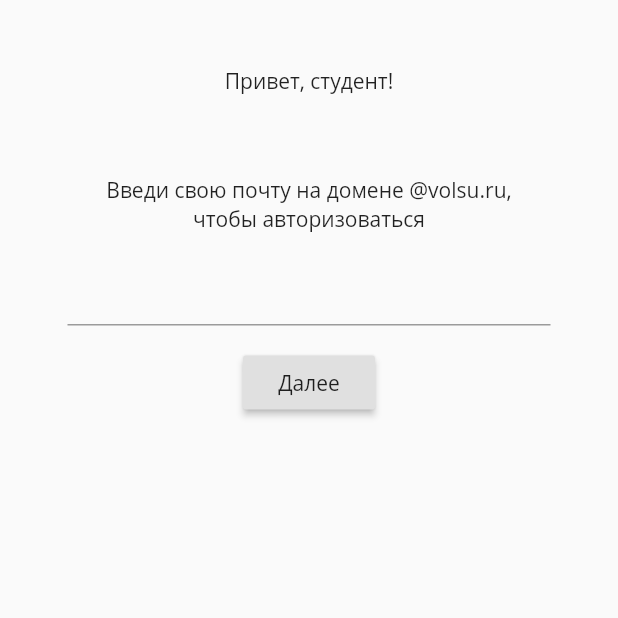
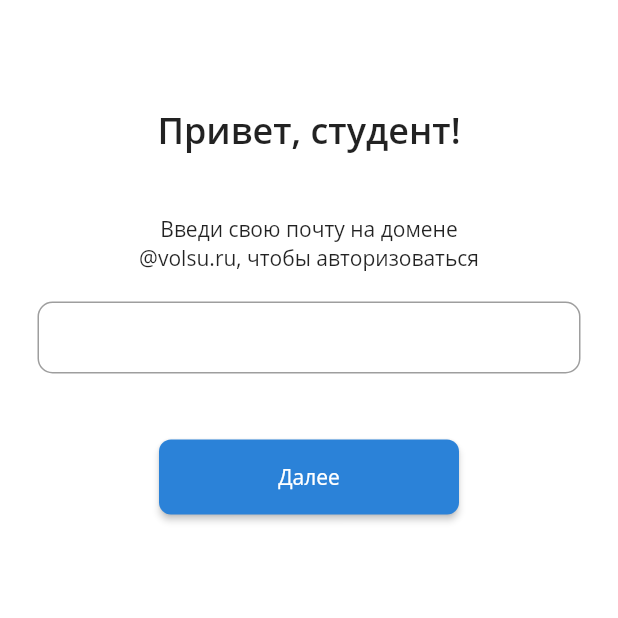
Before and after one commit to volsu-infosystem/mobile, a Flutter app: the screen it shows after launch, on a phone screen of 412 x 824 dp, the top half of it. Run offline on Flutter 3.47's test engine with Material 2 defaults, Android fonts, the phone set to English and light mode, and no system bars; our stand-ins replace dio.

Commit message:
themeing...

```diff
--- a/lib/features/auth/Auth.dart
+++ b/lib/features/auth/Auth.dart
@@ -5,6 +5,8 @@ import 'package:volsu_app_v1/exceptions/LogicExceptions.dart';
 import 'package:volsu_app_v1/exceptions/NetworkExceptions.dart';
 import 'package:volsu_app_v1/network/DanielApi.dart';
 import 'package:volsu_app_v1/providers/AuthProvider.dart';
+import 'package:volsu_app_v1/themes/styles.dart';
+import 'package:volsu_app_v1/themes/AppTheme.dart';
 
 class AuthScreen extends StatefulWidget {
   @override
@@ -121,9 +123,9 @@ class _AuthView extends WidgetView<AuthScreen, _AuthController> {
     Widget body;
 
     if (state._authStep == AuthStep.inputEmail) {
-      body = _buildBodyEmail();
+      body = _buildBodyEmail(context);
     } else {
-      body = _buildBodyCode();
+      body = _buildBodyCode(context);
     }
 
     return Scaffold(
@@ -143,24 +145,26 @@ class _AuthView extends WidgetView<AuthScreen, _AuthController> {
           );
   }
 
-  Widget _buildBodyEmail() {
+  Widget _buildBodyEmail(BuildContext context) {
+    final theme = Provider.of<AppTheme>(context, listen: false);
     return Container(
       width: double.infinity,
-      padding: EdgeInsets.symmetric(horizontal: 45),
+      padding: EdgeInsets.symmetric(horizontal: 25),
       child: Column(
         crossAxisAlignment: CrossAxisAlignment.center,
         children: [
-          SizedBox(height: 44),
+          SizedBox(height: 70),
           Text(
             "Привет, студент!",
             textAlign: TextAlign.center,
+            style: AppTextStyles.h1,
           ),
-          SizedBox(height: 54),
+          SizedBox(height: 40),
           Text(
-            "Введи свою почту на домене @volsu.ru,\nчтобы авторизоваться",
+            "Введи свою почту на домене\n@volsu.ru, чтобы авторизоваться",
             textAlign: TextAlign.center,
           ),
-          SizedBox(height: 14),
+          SizedBox(height: 20),
           Form(
             key: state._formEmailKey,
             child: TextFormField(
@@ -168,26 +172,49 @@ class _AuthView extends WidgetView<AuthScreen, _AuthController> {
               keyboardType: TextInputType.emailAddress,
               onSaved: (value) => state._email = value,
               validator: state._validateEmail,
+              style: AppTextStyles.largeInput,
+              cursorWidth: 1.2,
+              cursorColor: theme.colors.primary,
+              textAlign: TextAlign.center,
+              decoration: InputDecoration(
+                contentPadding: EdgeInsets.all(0),
+                border: OutlineInputBorder(
+                  gapPadding: 0,
+                  borderSide: BorderSide(color: Colors.black),
+                  borderRadius: BorderRadius.circular(10),
+                ),
+              ),
             ),
           ),
           _buildErrorMessage(),
-          SizedBox(height: 14),
-          state.isEmailFormLoading
+          SizedBox(height: 44),
+          Container(
+            child: state.isEmailFormLoading
                 ? Container(
                     width: 20,
                     height: 20,
                     child: CircularProgressIndicator(strokeWidth: 2),
                   )
-              : RaisedButton(
+                : Container(
+                    height: 50,
+                    width: 200,
+                    child: RaisedButton(
                       onPressed: state._handleEmailEntered,
                       child: Text("Далее"),
-                )
+                      color: theme.colors.primary,
+                      textColor: theme.colors.foregroundOnPrimary,
+                      shape: RoundedRectangleBorder(
+                        borderRadius: BorderRadius.circular(8),
+                      ),
+                    ),
+                  ),
+          ),
         ],
       ),
     );
   }
 
-  Widget _buildBodyCode() {
+  Widget _buildBodyCode(BuildContext context) {
     return Container(
       width: double.infinity,
       padding: EdgeInsets.symmetric(horizontal: 45),
--- a/lib/main.dart
+++ b/lib/main.dart
@@ -12,7 +12,7 @@ void main() {
     MultiProvider(
       providers: [
         ChangeNotifierProvider(create: (ctx) => AuthProvider()),
-        ChangeNotifierProvider(create: (ctx) => AppTheme()),
+        ChangeNotifierProvider(create: (ctx) => AppTheme(ctx)),
       ],
       child: MyApp(),
     ),
@@ -22,11 +22,12 @@ void main() {
 class MyApp extends StatelessWidget {
   @override
   Widget build(BuildContext context) {
+    print("main rebuild");
     final auth = context.watch<AuthProvider>();
-    final theme = Provider.of<AppTheme>(context);
+    final appTheme = Provider.of<AppTheme>(context);
     return MaterialApp(
       title: 'Flutter Demo',
-      theme: AppTheme.theme,
+      theme: appTheme.theme,
       home: auth.isAuth ? HomeScreen() : AuthScreen(),
     );
   }
--- a/lib/themes/AppTheme.dart
+++ b/lib/themes/AppTheme.dart
@@ -1,25 +1,39 @@
 import 'package:flutter/material.dart';
-import 'package:volsu_app_v1/themes/AppColorStyle.dart';
-import 'package:volsu_app_v1/themes/LightColorStyle.dart';
+import 'package:volsu_app_v1/themes/colors.dart';
+
+import 'styles.dart';
 
 enum ColorStyle { light, dark }
 
 class AppTheme with ChangeNotifier {
-  /// Переоопределение самых базовых полей, которые затрагивают всё приложение
-  static ThemeData get theme {
-    return ThemeData(
-      fontFamily: 'Open Sans',
-    );
-  }
+  final BuildContext context;
+  AppTheme(this.context);
+  ColorStyle cs = ColorStyle.light;
 
-  static ColorStyle cs = ColorStyle.light;
-
-  static AppColorStyle get colors {
-    return LightColorStyle();
+  AppAppearance get colors {
+    return LightAppAppearance().colors;
+    // if (cs == ColorStyle.light) {
+    //   return LightAppAppearance().colors;
+    // } else {
+    //   return DarkAppAppearance().colors;
+    // }
   }
 
   void updateColorStyle(ColorStyle colorStyle) {
+    print("updateColorStyle $colorStyle");
     cs = colorStyle;
     notifyListeners();
   }
+
+  /// Тут переоопределяются только цвета.
+  /// Стили для шрифтов создаются в отдельном файле, не вставляюстя в ThemeData
+  /// и используются как обращение к статическим полям класса
+  ThemeData get theme {
+    return ThemeData(
+      fontFamily: AppTextStyles.opensans,
+      primarySwatch: colors.primary,
+      backgroundColor: colors.background,
+      scaffoldBackgroundColor: colors.background,
+    );
+  }
 }
--- a/lib/themes/LightColorStyle.dart
+++ /dev/null
@@ -1,5 +0,0 @@
-import 'package:flutter/material.dart';
-
-import 'AppColorStyle.dart';
-
-/// Светлая тема
--- a/lib/themes/AppColorStyle.dart
+++ b/lib/themes/colors.dart
@@ -1,7 +1,7 @@
 import 'package:flutter/material.dart';
 
 /// Шаблон для определния всех цветов в приложении
-abstract class AppColorStyle {
+abstract class AppAppearanceGenerator {
   MaterialColor materialColor(int hex) {
     return MaterialColor(hex, {
       50: Color(hex).withOpacity(0.1),
@@ -17,36 +17,47 @@ abstract class AppColorStyle {
     });
   }
 
-  AppColors get colors;
+  AppAppearance get colors;
 }
 
-class AppColors {
+class AppAppearance {
   MaterialColor background;
   MaterialColor foreground;
+  MaterialColor foregroundOnPrimary;
 
   MaterialColor primary;
+  MaterialColor error;
 
-  AppColors({
+  MaterialColor inputBorders;
+
+  AppAppearance({
     this.background,
     this.foreground,
     this.primary,
+    this.error,
+    this.inputBorders,
+    this.foregroundOnPrimary,
   });
 }
 
-class LightColorStyle extends AppColorStyle {
+class LightAppAppearance extends AppAppearanceGenerator {
   @override
-  AppColors get colors => AppColors(
+  AppAppearance get colors => AppAppearance(
         primary: materialColor(0xff2B82D8),
         background: materialColor(0xffffffff),
         foreground: materialColor(0xff000000),
+        error: materialColor(0xffff0000),
+        inputBorders: materialColor(0xffEEEEEE),
+        foregroundOnPrimary: materialColor(0xffffffff),
       );
 }
 
-class DarkColorStyle extends AppColorStyle {
-  @override
-  AppColors get colors => AppColors(
-        primary: materialColor(0xff2B82D8),
-        background: materialColor(0xff333333),
-        foreground: materialColor(0xffffffff),
-      );
-}
+// class DarkAppAppearance extends AppAppearanceGenerator {
+//   @override
+//   AppAppearance get colors => AppAppearance(
+//         primary: materialColor(0xff2B82D8),
+//         background: materialColor(0xff333333),
+//         foreground: materialColor(0xffffffff),
+//         error: materialColor(0xffff0000),
+//       );
+// }
--- /dev/null
+++ b/lib/themes/styles.dart
@@ -0,0 +1,24 @@
+import 'package:flutter/material.dart';
+
+class AppTextStyles {
+  static const opensans = "Open Sans";
+  static const montserrat = "Montserrat";
+
+  static const regular = FontWeight.w400;
+  static const semibold = FontWeight.w600;
+  static const bold = FontWeight.w700;
+
+  static TextStyle get h1 => TextStyle(
+        fontFamily: opensans,
+        fontWeight: semibold,
+        fontSize: 24,
+      );
+
+  static TextStyle get largeInput => TextStyle(
+        fontSize: 17,
+        fontFamily: montserrat,
+        fontWeight: semibold,
+      );
+}
+
+class AppButtonStyles {}
```
Lines whose indentation alone changed are shown as unchanged.
